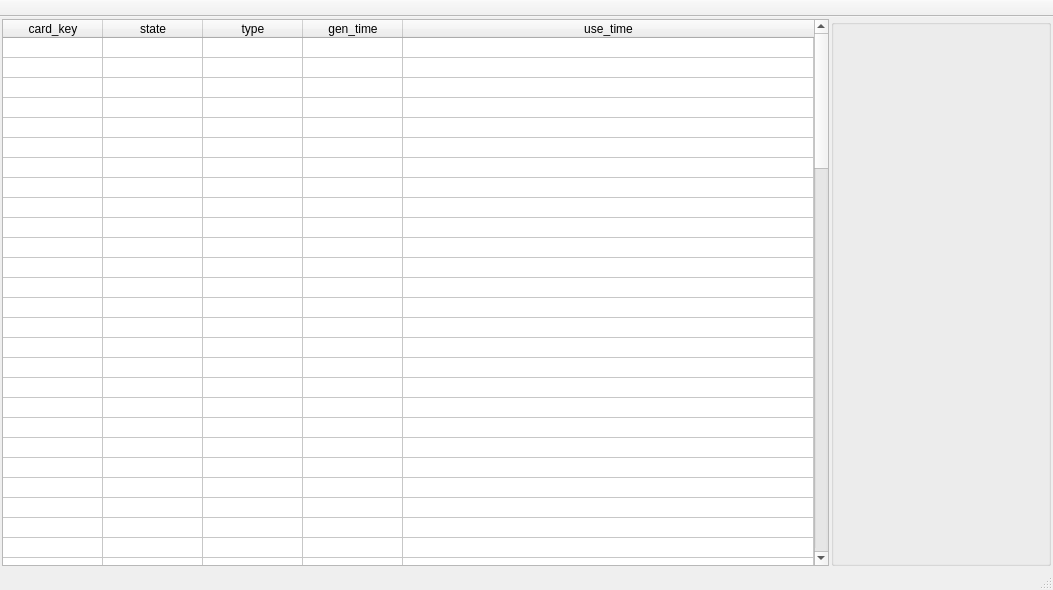
This is ui/wnd_server.ui in decenfrontier/PyNetAuth as Qt 5 draws it before an edit. The edited form follows.
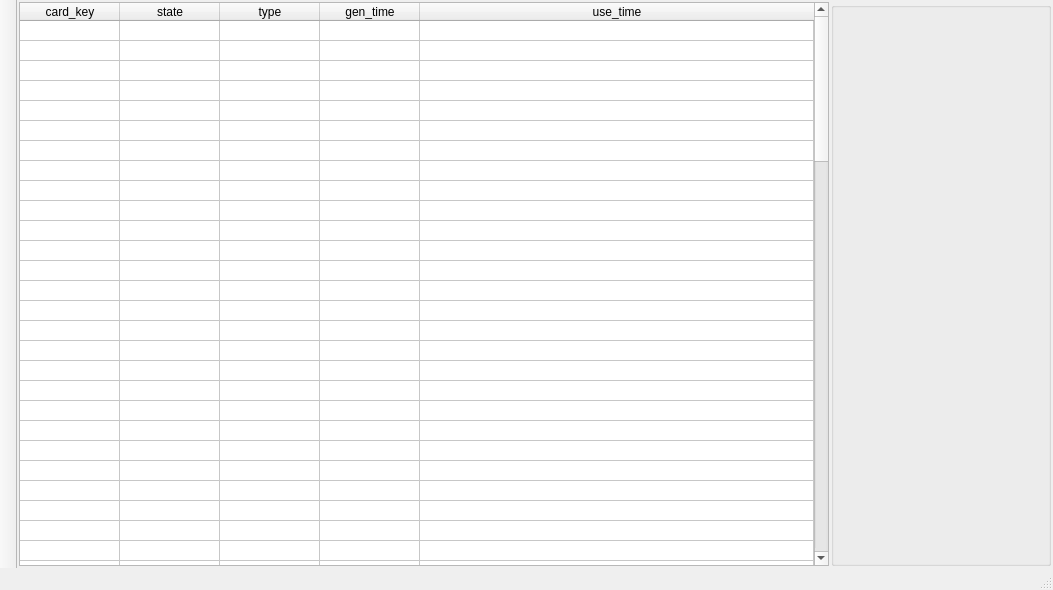
This is the edited form.

The edit to the form file:
```diff
--- a/ui/wnd_server.ui
+++ b/ui/wnd_server.ui
@@ -13,6 +13,9 @@
   <property name="windowTitle">
    <string>PY网络验证-服务端</string>
   </property>
+  <property name="toolButtonStyle">
+   <enum>Qt::ToolButtonTextUnderIcon</enum>
+  </property>
   <widget class="QWidget" name="centralwidget">
    <layout class="QGridLayout" name="gridLayout">
     <property name="leftMargin">
@@ -674,8 +677,11 @@
    <property name="movable">
     <bool>false</bool>
    </property>
+   <property name="orientation">
+    <enum>Qt::Vertical</enum>
+   </property>
    <attribute name="toolBarArea">
-    <enum>TopToolBarArea</enum>
+    <enum>LeftToolBarArea</enum>
    </attribute>
    <attribute name="toolBarBreak">
     <bool>false</bool>
```
